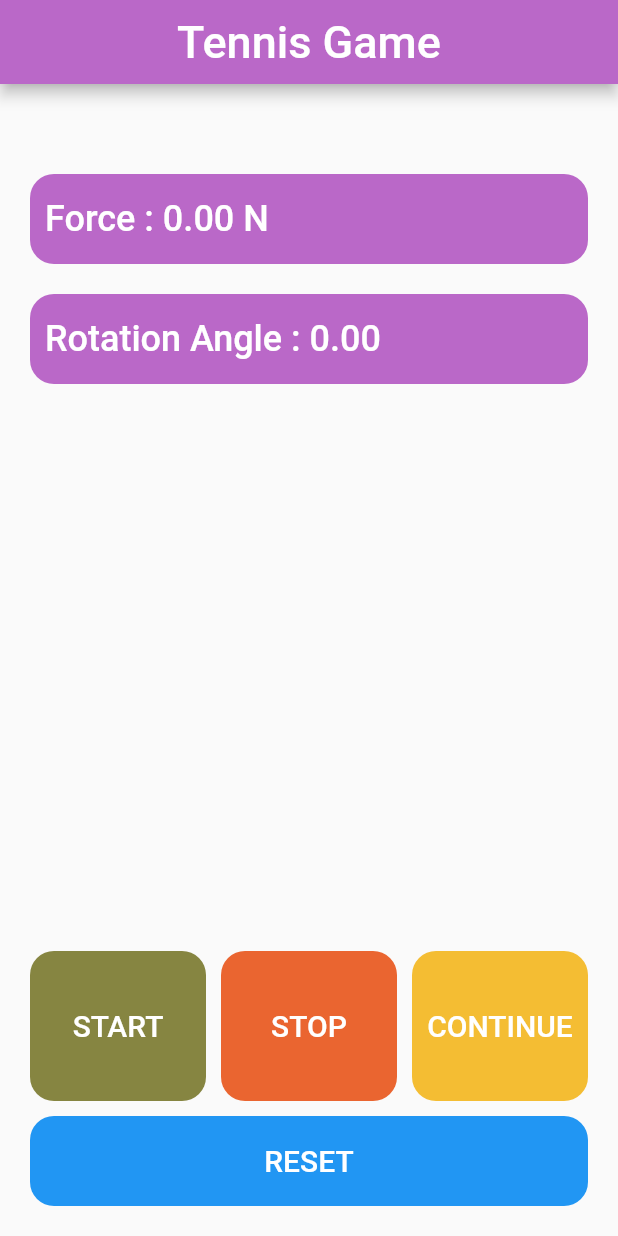
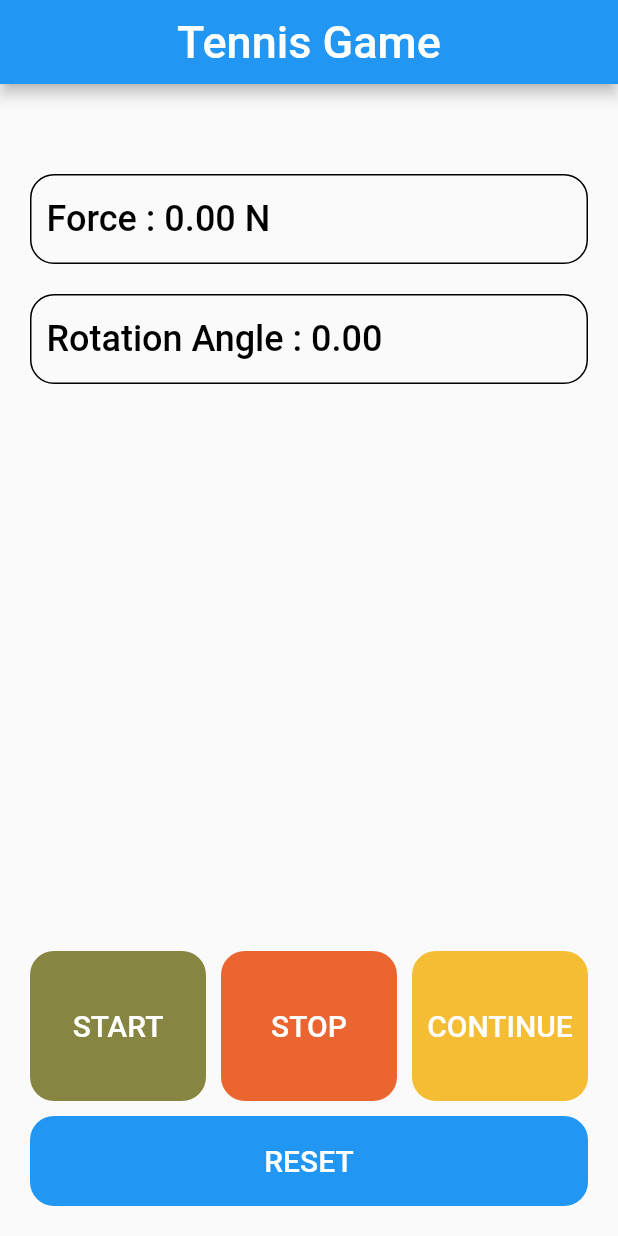
Before and after one commit to Nadersaye/mobile_computing_project, a Flutter app: the screen it shows after launch, on a phone screen of 412 x 824 dp. Run offline on Flutter 3.47's test engine with Material 2 defaults, Android fonts, the phone set to English and light mode, and no system bars; our stand-ins replace sensors.

Commit message:
finished project

```diff
--- a/lib/home.dart
+++ b/lib/home.dart
@@ -23,6 +23,7 @@ class _TennisGamePageState extends State<TennisGamePage> {
   double rotationZ = 0.0;
   double mass = .210 ; // Mass of the racket in kg
   List<AccelerometerData> zValues = [];
+  List<AccelerometerData> xValues = [];
   double maxZValue = 0.0;
   Timer? timer;
   @override
@@ -41,6 +42,7 @@ class _TennisGamePageState extends State<TennisGamePage> {
       rotationX = event.x;
       rotationY = event.y;
       rotationZ = event.z;
+      xValues.add(AccelerometerData(rotationX, DateTime.now()));
      });
     });
   }
@@ -81,9 +83,15 @@ class _TennisGamePageState extends State<TennisGamePage> {
   }
 
   double calculateRotationAngle() {
-    // Calculate the rotation angle using gyroscope data
-    double angle = rotationZ;
-    return angle;
+  DateTime currentTime = DateTime.now();
+  DateTime fourSecondsAgo = currentTime.subtract(Duration(seconds: 4));
+  List<double> recentXValues = xValues
+      .where((data) => data.timestamp.isAfter(fourSecondsAgo))
+      .map((data) => data.value)
+      .toList();
+
+  double maxRotationX = recentXValues.isNotEmpty ? recentXValues.reduce(max) : 0.0;
+  return maxRotationX;
 }
 
   @override
@@ -96,7 +104,6 @@ class _TennisGamePageState extends State<TennisGamePage> {
   Widget build(BuildContext context) {
     return Scaffold(
       appBar: AppBar(
-        backgroundColor: Colors.purple[300],
         title: Text('Tennis Game',
         style: TextStyle(
           fontSize: 30,
@@ -117,13 +124,13 @@ class _TennisGamePageState extends State<TennisGamePage> {
               width: double.infinity,
               alignment: Alignment.centerLeft,
               decoration: BoxDecoration(
-                color: Colors.purple[300],
-                borderRadius: BorderRadius.all(Radius.circular(16))
+                borderRadius: BorderRadius.all(Radius.circular(16)),
+                border: Border.all(color: Colors.black)
               ),
               child: Text(
                 'Force : ${calculateForce().toStringAsFixed(2)} N',
                 style: TextStyle(fontSize: 24,
-                color: Colors.white,
+                color: Colors.black,
                 fontWeight: FontWeight.w500
                 ),
               ),
@@ -135,13 +142,13 @@ class _TennisGamePageState extends State<TennisGamePage> {
               width: double.infinity,
               alignment: Alignment.centerLeft,
               decoration: BoxDecoration(
-                color: Colors.purple[300],
-                borderRadius: BorderRadius.all(Radius.circular(16))
+                borderRadius: BorderRadius.all(Radius.circular(16)),
+                border: Border.all(color: Colors.black)
               ),
               child: Text(
                 'Rotation Angle : ${calculateRotationAngle().toStringAsFixed(2)}',
                 style: TextStyle(fontSize: 24,
-                color: Colors.white,
+                color: Colors.black,
                 fontWeight: FontWeight.w500
                 ),
               ),
```
Lines whose indentation alone changed are shown as unchanged.
